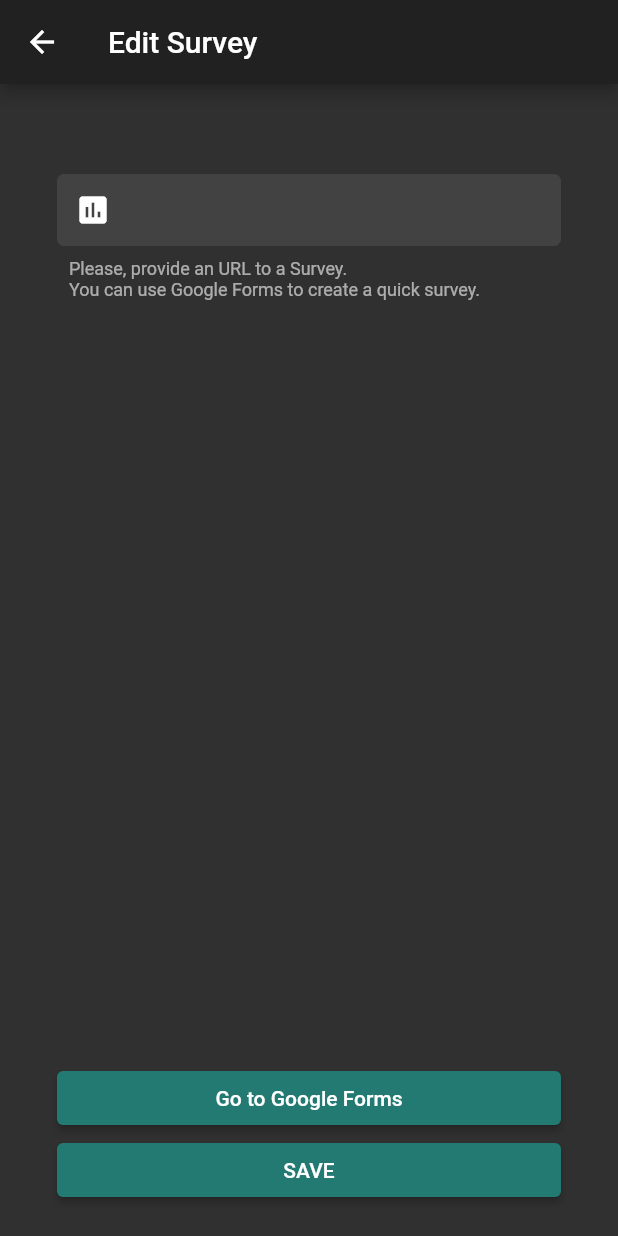
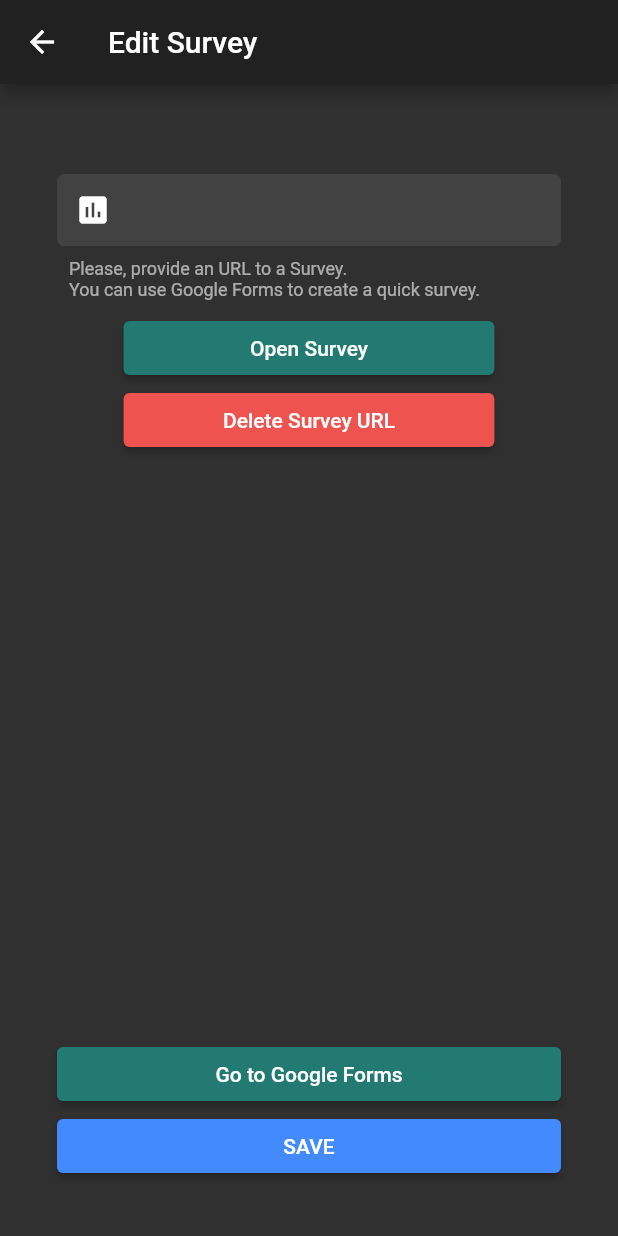
Before and after one commit to PolRecasensSarra/Training-App, a Flutter app: the CreateSurveyPage screen opened directly with empty values, on a phone screen of 412 x 824 dp. Run offline on Flutter 3.47's test engine with Material 2 defaults, Android fonts, the phone set to English and light mode, and no system bars; our stand-ins replace cached_network_image, cloud_firestore, file_picker, firebase_auth, firebase_core, firebase_storage and 2 more; accounts and stored records are empty.

Commit message:
survey worker finished

```diff
--- a/TrainingApp/lib/Worker/CreateSurvey.dart
+++ b/TrainingApp/lib/Worker/CreateSurvey.dart
@@ -22,9 +22,12 @@ class _CreateSurveyPageState extends State<CreateSurveyPage> {
   bool validURL;
   String error = "";
   bool loading = false;
+  DocumentSnapshot ds;
+  String surveyError = "";
+  TextEditingController _controller = TextEditingController();
 
   getSurveyPath() async {
-    DocumentSnapshot ds = await widget.document.reference
+    ds = await widget.document.reference
         .collection(widget.day)
         .doc("Survey")
         .get();
@@ -68,6 +71,7 @@ class _CreateSurveyPageState extends State<CreateSurveyPage> {
                     Form(
                       key: _formKey,
                       child: TextFormField(
+                        controller: _controller,
                         cursorColor: Colors.white,
                         decoration: InputDecoration(
                           filled: true,
@@ -107,6 +111,56 @@ class _CreateSurveyPageState extends State<CreateSurveyPage> {
                     SizedBox(
                       height: 8,
                     ),
+                    SizedBox(
+                      width: MediaQuery.of(context).size.width * 0.6,
+                      child: ElevatedButton(
+                        child: Text("Open Survey"),
+                        onPressed: () async {
+                          bool valid = await Tools().canLaunchURL(pathSurvey);
+                          if (valid) {
+                            Tools().customLaunch(pathSurvey);
+                          } else {
+                            surveyError = "Invalid or Null link";
+                            setState(() {});
+                          }
+                        },
+                      ),
+                    ),
+                    SizedBox(
+                      width: MediaQuery.of(context).size.width * 0.6,
+                      child: ElevatedButton(
+                        child: Text("Delete Survey URL"),
+                        style:
+                            ElevatedButton.styleFrom(primary: Colors.red[400]),
+                        onPressed: () async {
+                          if (pathSurvey.isEmpty) {
+                            surveyError = "No Surveys to delete";
+                            setState(() {});
+                            return;
+                          }
+                          bool result = await deleteExercise(ds);
+
+                          if (!result) {
+                            print(
+                                "Something went wrond deleting this exercise");
+                          } else {
+                            print("Deleted Survey");
+                            surveyError = "";
+                            pathSurvey = "";
+                            error = "";
+                            _controller.clear();
+                            setState(() {});
+                          }
+                        },
+                      ),
+                    ),
+                    SizedBox(
+                      height: 8,
+                    ),
+                    Text(
+                      surveyError,
+                      style: TextStyle(color: Colors.red),
+                    ),
                     Expanded(
                       child: Align(
                         alignment: Alignment.bottomCenter,
@@ -126,12 +180,14 @@ class _CreateSurveyPageState extends State<CreateSurveyPage> {
                             SizedBox(
                               width: double.infinity,
                               child: ElevatedButton(
+                                style: ElevatedButton.styleFrom(
+                                    primary: Colors.blueAccent),
                                 child: Text("SAVE"),
                                 onPressed: () async {
                                   if (_formKey.currentState.validate()) {
                                     validURL =
                                         await Tools().canLaunchURL(pathSurvey);
-                                    if (!validURL && pathSurvey.isNotEmpty) {
+                                    if (!validURL) {
                                       setState(
                                           () => error = "Video URL not valid");
                                       return;
@@ -156,6 +212,10 @@ class _CreateSurveyPageState extends State<CreateSurveyPage> {
                                 },
                               ),
                             ),
+                            Text(
+                              error,
+                              style: TextStyle(color: Colors.red),
+                            ),
                           ],
                         ),
                       ),
@@ -166,4 +226,17 @@ class _CreateSurveyPageState extends State<CreateSurveyPage> {
             ),
           );
   }
+
+  Future<bool> deleteExercise(DocumentSnapshot document) async {
+    try {
+      await FirebaseFirestore.instance
+          .runTransaction((Transaction myTransaction) async {
+        myTransaction.delete(document.reference);
+      });
+      return true;
+    } catch (e) {
+      print(e);
+      return false;
+    }
+  }
 }
```
